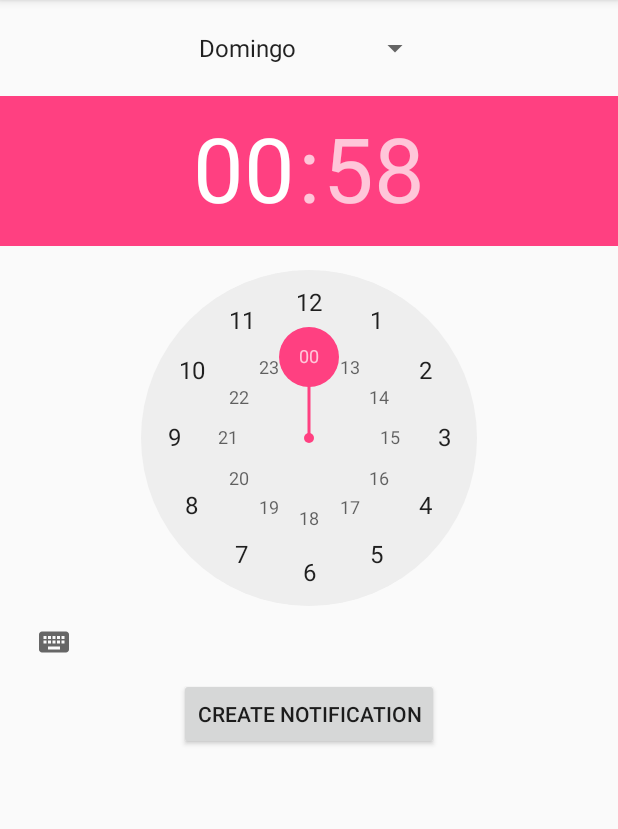
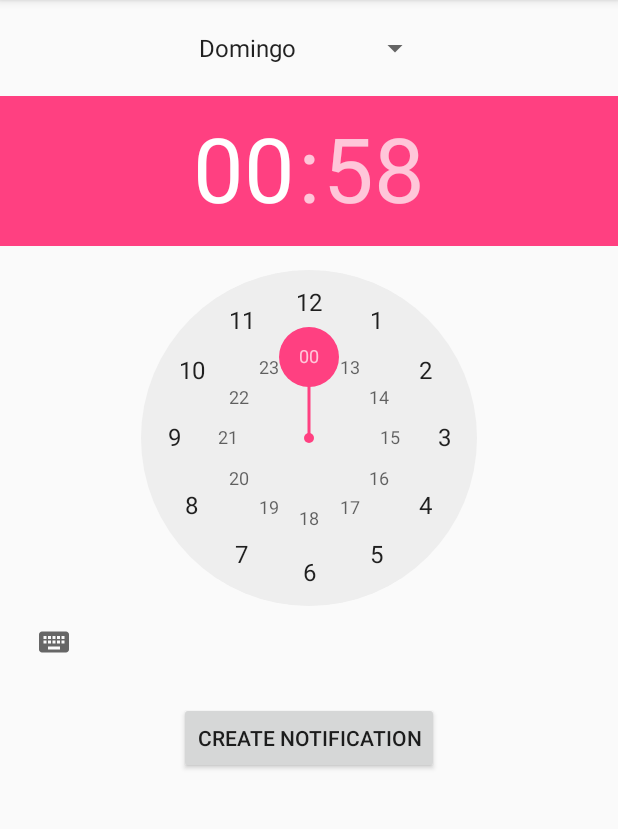
Before and after one commit to barleto/massa-critica, an Android app: the CreateTripNotificationActivity screen opened directly, with no data from a screen before it, on a phone screen of 412 x 824 dp, the part 84-913 px from its top. Run offline under Robolectric (Android 15) with nearby library versions, the phone set to English and light mode, and no system bars.

Commit message:
bug fix - notification finished

```diff
--- a/app/src/main/java/massacritica/barleto/com/massa_critica/notification/TripNotification.kt
+++ b/app/src/main/java/massacritica/barleto/com/massa_critica/notification/TripNotification.kt
@@ -11,6 +11,9 @@ import massacritica.barleto.com.massa_critica.AppApplication
 import android.support.v4.app.NotificationManagerCompat
 import massacritica.barleto.com.massa_critica.main.MainActivity
 import massacritica.barleto.com.massa_critica.notification.action.TripNotificationActionReceiver
+import android.media.RingtoneManager
+
+
 
 
 class TripNotification(val dayOfWeek: Int, val hour: Int, val minute: Int, val notificationId: String) {
@@ -82,12 +85,16 @@ class TripNotification(val dayOfWeek: Int, val hour: Int, val minute: Int, val n
         intentNo.putExtra(INTENT_KEY,false)
         val pIntentNo = PendingIntent.getBroadcast(context, System.currentTimeMillis().toInt()+1, intentNo, 0)
 
+        val alarmSound = RingtoneManager.getDefaultUri(RingtoneManager.TYPE_NOTIFICATION)
+
         val mBuilder = NotificationCompat.Builder(AppApplication.instance.applicationContext, "TripNotification")
                 .setSmallIcon(android.R.drawable.ic_dialog_alert)
                 .setContentTitle("Massa Crítica")
                 .setContentText("Você vai fazer viagem agora?")
                 .addAction(android.R.drawable.ic_input_add,"Sim", pIntentYes)
                 .addAction(android.R.drawable.ic_delete,"Não", pIntentNo)
+                .setSound(alarmSound)
+                .setVibrate(longArrayOf(1000, 1000, 1000, 1000, 1000))
                 .setPriority(NotificationCompat.PRIORITY_HIGH)
 
         val notificationManager = NotificationManagerCompat.from(AppApplication.instance.applicationContext)
--- a/app/src/main/res/layout/activity_create_notification.xml
+++ b/app/src/main/res/layout/activity_create_notification.xml
@@ -4,9 +4,19 @@
     xmlns:tools="http://schemas.android.com/tools"
     android:layout_width="match_parent"
     android:layout_height="match_parent"
-    tools:context=".notification.create.CreateTripNotificationActivity"
+    android:gravity="center_horizontal"
     android:orientation="vertical"
-    android:gravity="center_horizontal">
+    tools:context=".notification.create.CreateTripNotificationActivity">
+
+    <ScrollView
+        android:layout_width="match_parent"
+        android:layout_height="wrap_content">
+
+        <LinearLayout
+            android:gravity="center_horizontal"
+            android:layout_width="match_parent"
+            android:layout_height="wrap_content"
+            android:orientation="vertical">
 
             <Spinner
                 android:id="@+id/alarm_day_of_week_spinner"
@@ -16,12 +26,17 @@
             <TimePicker
                 android:id="@+id/alarm_time_picker"
                 android:layout_width="wrap_content"
-        android:layout_height="wrap_content" />
+                android:layout_height="wrap_content"
+                android:layout_marginBottom="16dp" />
 
             <Button
                 android:id="@+id/create_alarm_button"
                 android:layout_width="wrap_content"
                 android:layout_height="wrap_content"
-        android:text="Create Notification"/>
+                android:text="Create Notification" />
 
         </LinearLayout>
+
+    </ScrollView>
+
+</LinearLayout>
--- a/app/src/main/res/layout/trip_notification_cell.xml
+++ b/app/src/main/res/layout/trip_notification_cell.xml
@@ -1,7 +1,7 @@
 <?xml version="1.0" encoding="utf-8"?>
 <RelativeLayout xmlns:android="http://schemas.android.com/apk/res/android"
     android:layout_width="match_parent"
-    android:layout_height="match_parent"
+    android:layout_height="wrap_content"
     xmlns:tools="http://schemas.android.com/tools">
 
     <TextView
```
Lines whose indentation alone changed are shown as unchanged.
